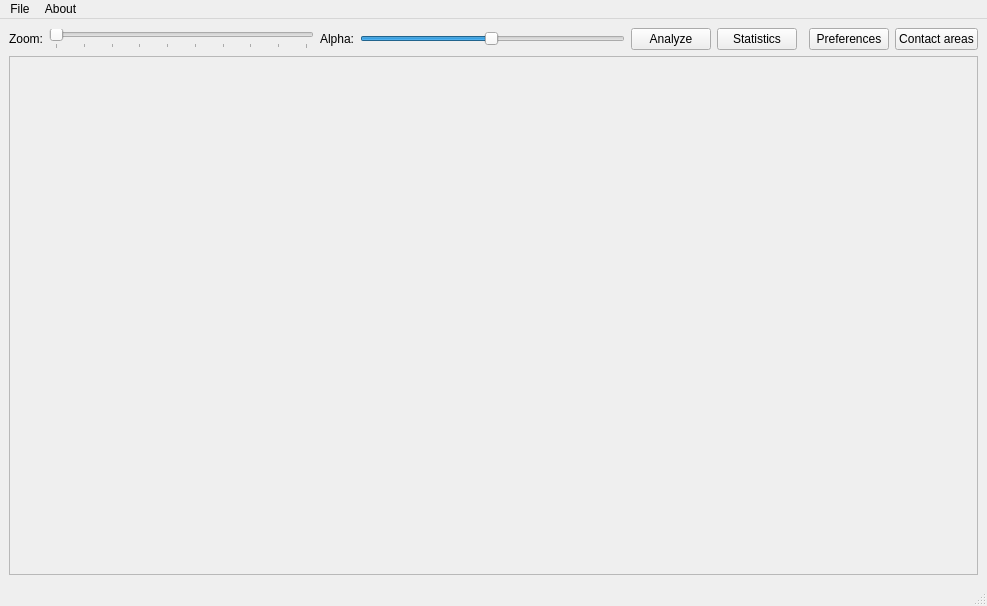
The window that gui.ui (maxscheurer/pycontact) describes before a commit, drawn with Qt 5.
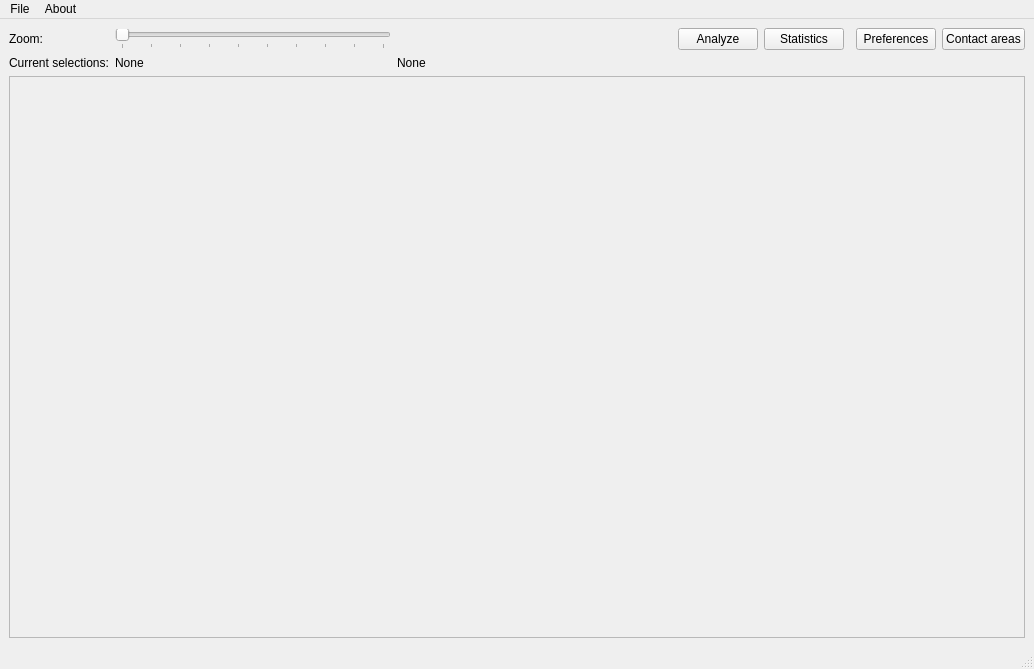
The same window after the commit.

Diff of the .ui file:
```diff
--- a/gui.ui
+++ b/gui.ui
@@ -6,8 +6,8 @@
    <rect>
     <x>0</x>
     <y>0</y>
-    <width>987</width>
-    <height>606</height>
+    <width>1034</width>
+    <height>669</height>
    </rect>
   </property>
   <property name="windowTitle">
@@ -15,32 +15,6 @@
   </property>
   <widget class="QWidget" name="centralwidget">
    <layout class="QGridLayout" name="gridLayout">
-    <item row="0" column="0">
-     <widget class="QLabel" name="zoomSliderLabel">
-      <property name="sizePolicy">
-       <sizepolicy hsizetype="Fixed" vsizetype="Preferred">
-        <horstretch>0</horstretch>
-        <verstretch>0</verstretch>
-       </sizepolicy>
-      </property>
-      <property name="text">
-       <string>Zoom:</string>
-      </property>
-     </widget>
-    </item>
-    <item row="0" column="2">
-     <widget class="QLabel" name="alphaSliderLabel">
-      <property name="sizePolicy">
-       <sizepolicy hsizetype="Fixed" vsizetype="Preferred">
-        <horstretch>0</horstretch>
-        <verstretch>0</verstretch>
-       </sizepolicy>
-      </property>
-      <property name="text">
-       <string>Alpha:</string>
-      </property>
-     </widget>
-    </item>
     <item row="0" column="1">
      <widget class="QSlider" name="mergeSlider">
       <property name="sizePolicy">
@@ -72,7 +46,7 @@
       </property>
      </widget>
     </item>
-    <item row="0" column="7">
+    <item row="0" column="6">
      <widget class="QPushButton" name="openPreferencesButton">
       <property name="sizePolicy">
        <sizepolicy hsizetype="Fixed" vsizetype="Fixed">
@@ -85,43 +59,14 @@
       </property>
      </widget>
     </item>
-    <item row="0" column="5">
-     <widget class="QPushButton" name="statisticsButton">
-      <property name="text">
-       <string>Statistics</string>
-      </property>
-     </widget>
-    </item>
     <item row="0" column="3">
-     <widget class="QSlider" name="alphaSlider">
-      <property name="sizePolicy">
-       <sizepolicy hsizetype="Expanding" vsizetype="Fixed">
-        <horstretch>0</horstretch>
-        <verstretch>0</verstretch>
-       </sizepolicy>
-      </property>
-      <property name="minimum">
-       <number>1</number>
-      </property>
-      <property name="maximum">
-       <number>100</number>
-      </property>
-      <property name="sliderPosition">
-       <number>50</number>
-      </property>
-      <property name="orientation">
-       <enum>Qt::Horizontal</enum>
-      </property>
-     </widget>
-    </item>
-    <item row="0" column="8">
-     <widget class="QPushButton" name="contactAreaButton">
+     <widget class="QPushButton" name="analysisButton">
       <property name="text">
-       <string>Contact areas</string>
+       <string>Analyze</string>
       </property>
      </widget>
     </item>
-    <item row="3" column="0" colspan="9">
+    <item row="3" column="0" colspan="8">
      <widget class="QScrollArea" name="scrollArea">
       <property name="sizeAdjustPolicy">
        <enum>QAbstractScrollArea::AdjustIgnored</enum>
@@ -134,17 +79,71 @@
         <rect>
          <x>0</x>
          <y>0</y>
-         <width>967</width>
-         <height>502</height>
+         <width>1014</width>
+         <height>539</height>
         </rect>
        </property>
       </widget>
      </widget>
     </item>
+    <item row="0" column="7">
+     <widget class="QPushButton" name="contactAreaButton">
+      <property name="text">
+       <string>Contact areas</string>
+      </property>
+     </widget>
+    </item>
     <item row="0" column="4">
-     <widget class="QPushButton" name="analysisButton">
+     <widget class="QPushButton" name="statisticsButton">
       <property name="text">
-       <string>Analyze</string>
+       <string>Statistics</string>
+      </property>
+     </widget>
+    </item>
+    <item row="0" column="0">
+     <widget class="QLabel" name="zoomSliderLabel">
+      <property name="sizePolicy">
+       <sizepolicy hsizetype="Fixed" vsizetype="Preferred">
+        <horstretch>0</horstretch>
+        <verstretch>0</verstretch>
+       </sizepolicy>
+      </property>
+      <property name="text">
+       <string>Zoom:</string>
+      </property>
+     </widget>
+    </item>
+    <item row="0" column="2">
+     <spacer name="horizontalSpacer">
+      <property name="orientation">
+       <enum>Qt::Horizontal</enum>
+      </property>
+      <property name="sizeHint" stdset="0">
+       <size>
+        <width>40</width>
+        <height>20</height>
+       </size>
+      </property>
+     </spacer>
+    </item>
+    <item row="1" column="0">
+     <widget class="QLabel" name="label">
+      <property name="text">
+       <string>Current selections:</string>
+      </property>
+     </widget>
+    </item>
+    <item row="1" column="1">
+     <widget class="QLabel" name="label_2">
+      <property name="text">
+       <string>None</string>
+      </property>
+     </widget>
+    </item>
+    <item row="1" column="2">
+     <widget class="QLabel" name="label_3">
+      <property name="text">
+       <string>None</string>
       </property>
      </widget>
     </item>
@@ -156,7 +155,7 @@
     <rect>
      <x>0</x>
      <y>0</y>
-     <width>987</width>
+     <width>1034</width>
      <height>25</height>
     </rect>
    </property>
```
